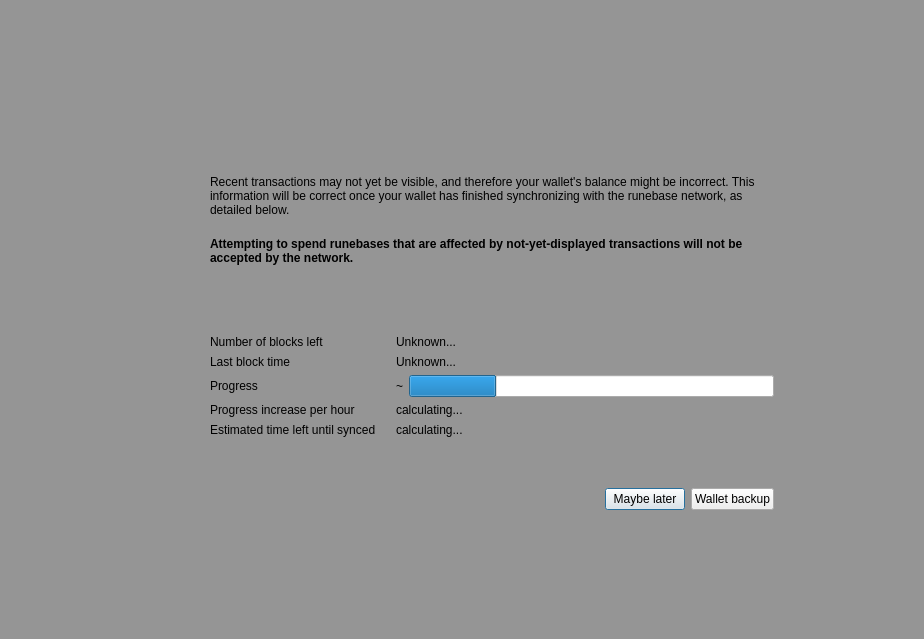
Qt form src/qt/forms/modaloverlay.ui (Runebase/runebase) before a commit.
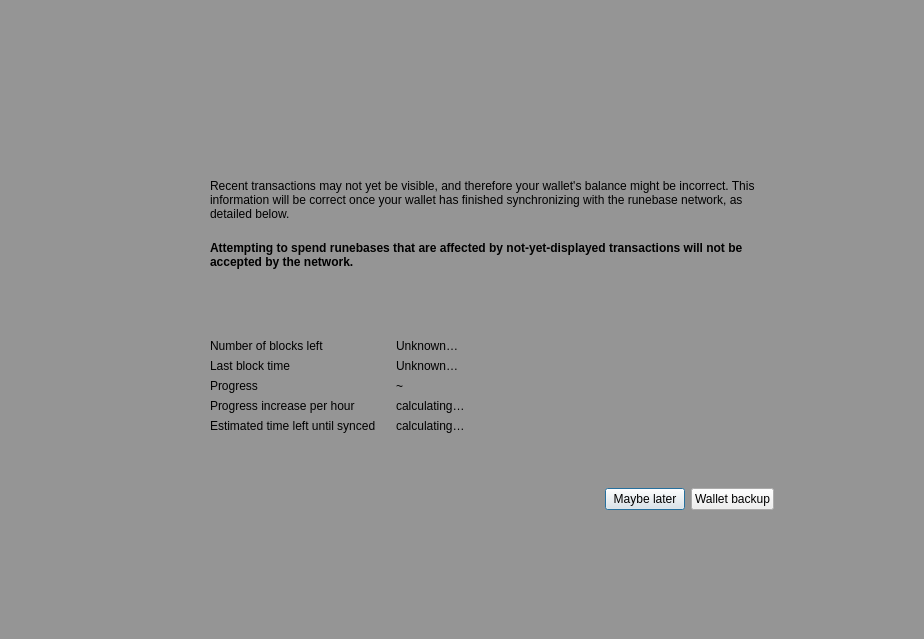
The same form after that commit.

What changed in the file:
```diff
--- a/src/qt/forms/modaloverlay.ui
+++ b/src/qt/forms/modaloverlay.ui
@@ -236,7 +236,7 @@
                       </sizepolicy>
                      </property>
                      <property name="text">
-                      <string>Unknown...</string>
+                      <string>Unknown…</string>
                      </property>
                     </widget>
                    </item>
@@ -262,7 +262,7 @@
                       </sizepolicy>
                      </property>
                      <property name="text">
-                      <string>Unknown...</string>
+                      <string>Unknown…</string>
                      </property>
                     </widget>
                    </item>
@@ -291,16 +291,6 @@
                        </property>
                       </widget>
                      </item>
-                     <item>
-                      <widget class="QProgressBar" name="progressBar">
-                       <property name="value">
-                        <number>24</number>
-                       </property>
-                       <property name="format">
-                        <string/>
-                       </property>
-                      </widget>
-                     </item>
                     </layout>
                    </item>
                    <item row="4" column="0">
@@ -325,7 +315,7 @@
                       </sizepolicy>
                      </property>
                      <property name="text">
-                      <string>calculating...</string>
+                      <string>calculating…</string>
                      </property>
                     </widget>
                    </item>
@@ -351,7 +341,7 @@
                       </sizepolicy>
                      </property>
                      <property name="text">
-                      <string>calculating...</string>
+                      <string>calculating…</string>
                      </property>
                     </widget>
                    </item>
```
